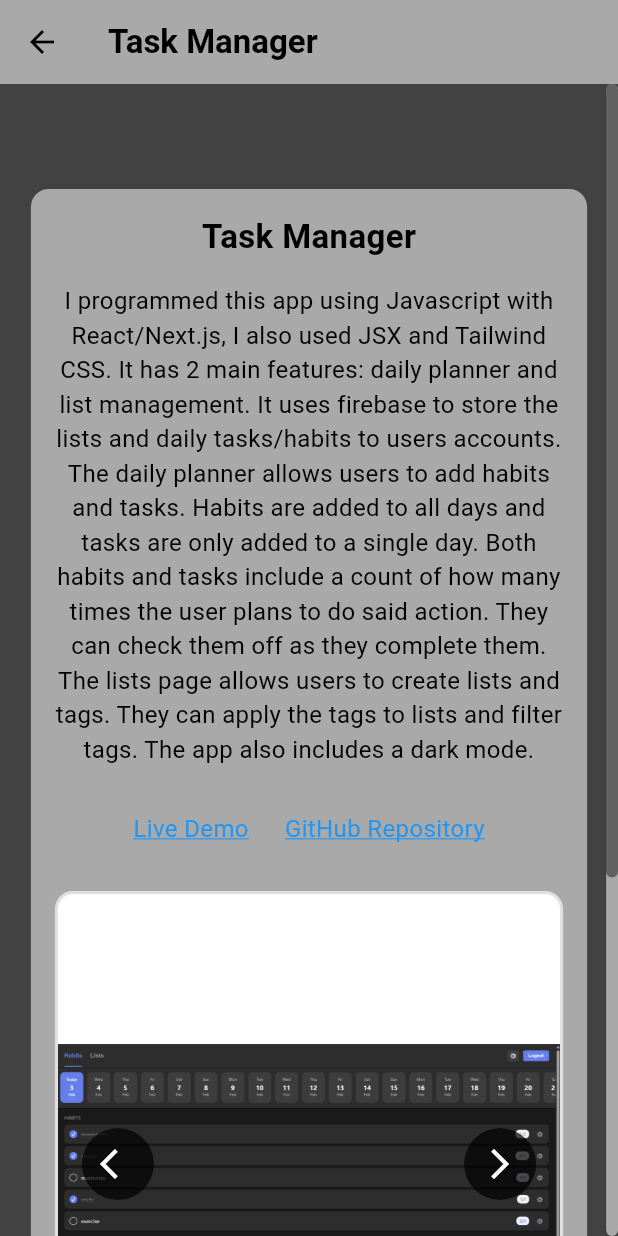
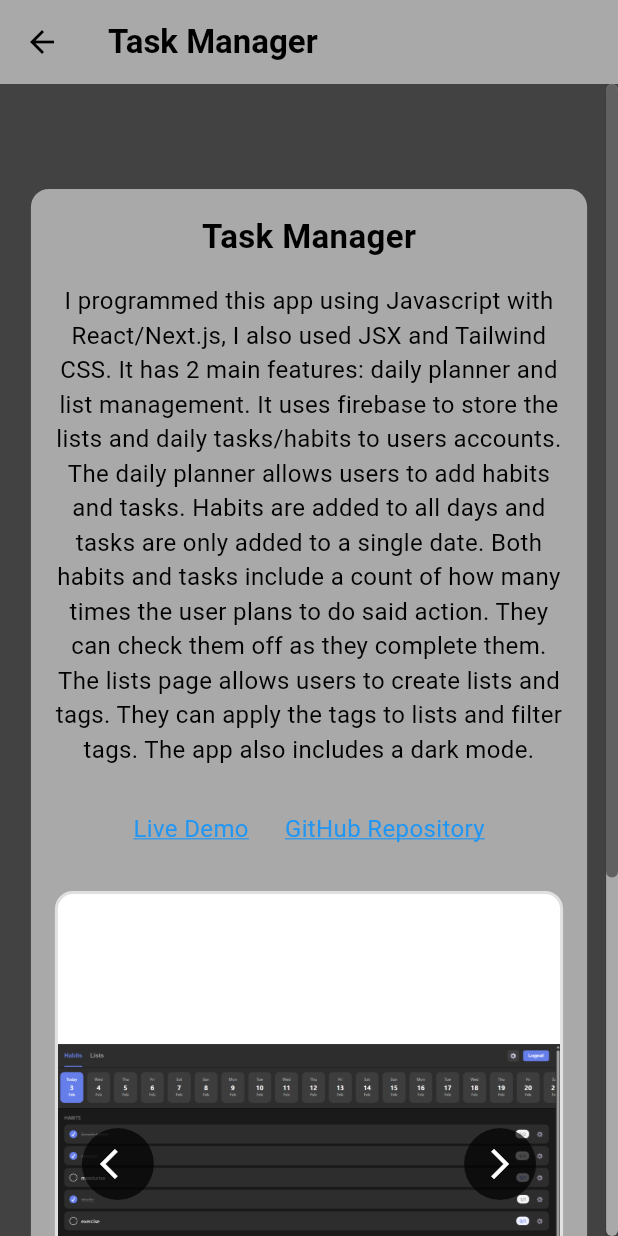
Before and after one commit to harrytmiller/portfolio, a Flutter app: the Project1 screen opened by its route, on a phone screen of 412 x 824 dp. Run offline on Flutter 3.47's test engine with Material 3 defaults, Android fonts, the phone set to English and light mode, and no system bars; our stand-ins replace video_player; missing offline and left inert: dart:html.

Commit message:
Fix postuni page syntax errors

```diff
--- a/lib/pages/postUni/api.dart
+++ b/lib/pages/postUni/api.dart
@@ -130,7 +130,7 @@ class _Project3State extends State<Project3> {
 
                         Container(
                           child: Text(
-                            'I programmed this app using Javascript with React/Next.js, I also used JSX and Tailwind CSS. The purpose of the app is to analyze REST API contracts by comparing OpenAPI specifications against real traffic data. It detects issues such as type mismatches, undocumented fields, and unused fields. It identifies dead endpoints with zero traffic and deprecated endpoints still receiving requests. The app displays a contract health score, endpoint statistics, and field usage percentages. It includes an optimiser that shows which endpoints and fields are safe to delete. The app also features a dark mode.',
+                            'I programmed this app using Javascript with React/Next.js; I also used JSX and Tailwind CSS. The purpose of the app is to analyze REST API contracts by comparing OpenAPI specifications against real traffic data. It detects issues such as type mismatches, undocumented fields, and unused fields. It identifies dead endpoints with zero traffic and deprecated endpoints still receiving requests. The app displays a contract health score, endpoint statistics, and field usage percentages. It includes an optimiser that shows which endpoints and fields are safe to delete. The app also features a dark mode.',
                             style: TextStyle(
                               fontSize: 16,
                               color: Colors.black,
--- a/lib/pages/postUni/job.dart
+++ b/lib/pages/postUni/job.dart
@@ -139,7 +139,7 @@ class _Project2State extends State<Project2> {
 
                         Container(
                           child: Text(
-                            'I programmed this app using Javascript with React/Next.js, I also used JSX and Tailwind CSS. The purpose of the app is to track what jobs you have applied to. It offers insights that help users see what stages of the application process they are failing through a graph of percentages and bar charts. It lets users filter the insights and raw applications data by date. The app also includes a dark mode.',
+                            'I programmed this app using Javascript with React/Next.js, I also used JSX and Tailwind CSS. The purpose of the app is to track what jobs you have applied for. It offers insights that help users see what stages of the application process they are failing through a graph of percentages and bar charts. It lets users filter the insights and raw applications data by date. The app also includes a dark mode.',
                             style: TextStyle(
                               fontSize: 16,
                               color: Colors.black,
--- a/lib/pages/postUni/planner.dart
+++ b/lib/pages/postUni/planner.dart
@@ -144,7 +144,7 @@ class _Project1State extends State<Project1> {
 
                         Container(
                           child: Text(
-                            'I programmed this app using Javascript with React/Next.js, I also used JSX and Tailwind CSS. It has 2 main features: daily planner and list management. It uses firebase to store the lists and daily tasks/habits to users accounts. The daily planner allows users to add habits and tasks. Habits are added to all days and tasks are only added to a single day. Both habits and tasks include a count of how many times the user plans to do said action. They can check them off as they complete them. The lists page allows users to create lists and tags. They can apply the tags to lists and filter tags. The app also includes a dark mode.',
+                            'I programmed this app using Javascript with React/Next.js, I also used JSX and Tailwind CSS. It has 2 main features: daily planner and list management. It uses firebase to store the lists and daily tasks/habits to users accounts. The daily planner allows users to add habits and tasks. Habits are added to all days and tasks are only added to a single date. Both habits and tasks include a count of how many times the user plans to do said action. They can check them off as they complete them. The lists page allows users to create lists and tags. They can apply the tags to lists and filter tags. The app also includes a dark mode.',
                             style: TextStyle(
                               fontSize: 16,
                               color: Colors.black,
```
